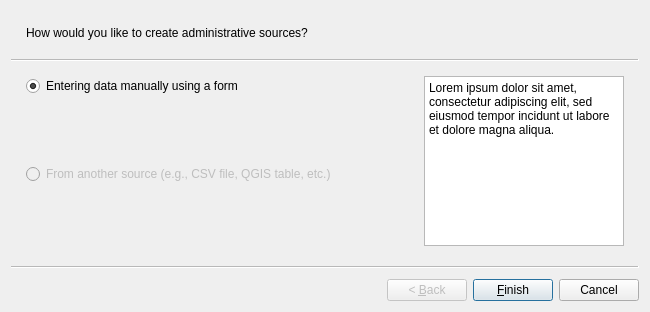
The window that asistente_ladm_col/ui/wiz_create_administrative_source_cadastre.ui (SwissTierrasColombia/Asistente-LADM-COL) describes before a commit, drawn with Qt 5.
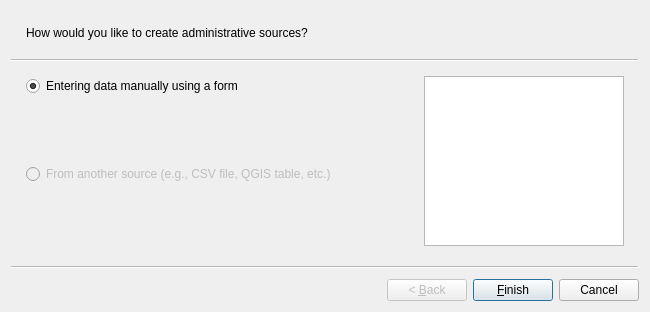
The same window after the commit.

The edit to the form file:
```diff
--- a/asistente_ladm_col/ui/wiz_create_administrative_source_cadastre.ui
+++ b/asistente_ladm_col/ui/wiz_create_administrative_source_cadastre.ui
@@ -80,7 +80,7 @@
        <bool>true</bool>
       </property>
       <property name="plainText">
-       <string>Lorem ipsum dolor sit amet, consectetur adipiscing elit, sed eiusmod tempor incidunt ut labore et dolore magna aliqua.</string>
+       <string/>
       </property>
      </widget>
     </item>
```
